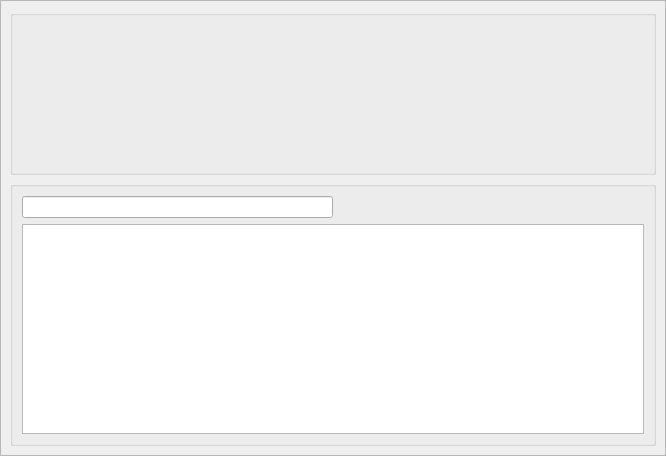
This is dialogstats.ui in mqnoy/DTS as Qt 5 draws it before an edit. The edited form follows.
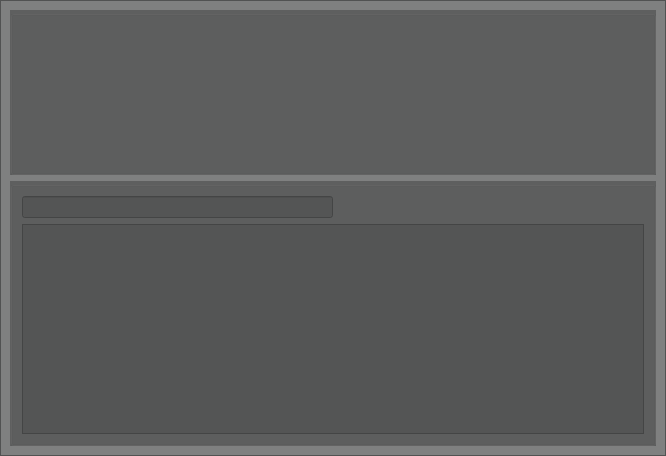
This is the edited form.

Patch:
```diff
--- a/dialogstats.ui
+++ b/dialogstats.ui
@@ -30,6 +30,10 @@
     <layout class="QGridLayout" name="gridLayout">
      <item row="0" column="0">
       <widget class="QFrame" name="frame">
+       <property name="styleSheet">
+        <string notr="true">color: rgb(252, 255, 255);
+background-color: rgba(80, 81, 81, 179);</string>
+       </property>
        <property name="frameShape">
         <enum>QFrame::StyledPanel</enum>
        </property>
```
